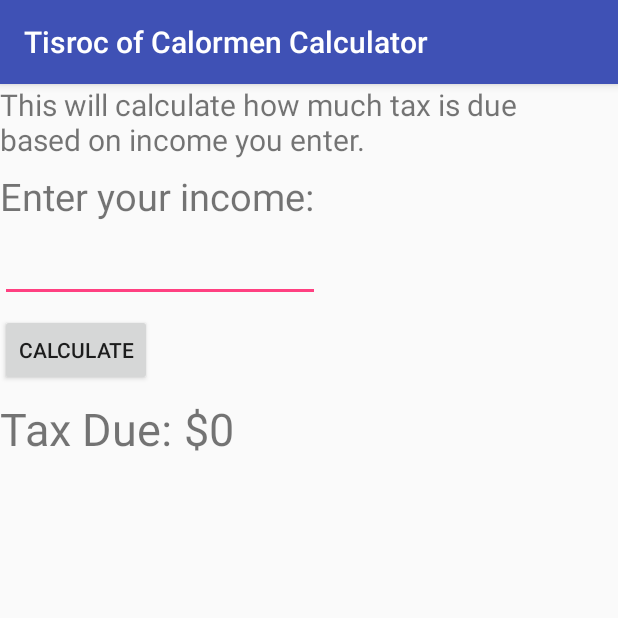
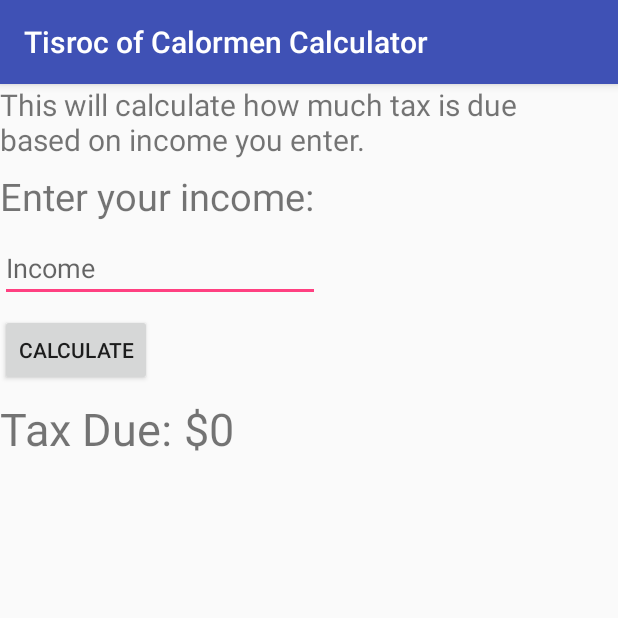
Before and after one commit to chetankhaik7527/CSC309, an Android app: the screen it shows after launch (MainActivity), on a phone screen of 412 x 824 dp, the top half of it. Run offline under Robolectric (Android 15) with nearby library versions, the phone set to English and light mode, and no system bars.

Commit message:
[A1] Add hint to income editbox

```diff
--- a/Assignment1/app/src/main/res/layout/activity_main.xml
+++ b/Assignment1/app/src/main/res/layout/activity_main.xml
@@ -31,11 +31,12 @@
         android:id="@+id/et_income"
         android:layout_width="wrap_content"
         android:layout_height="wrap_content"
+        android:layout_marginTop="8dp"
         android:ems="10"
+        android:hint="Income"
         android:inputType="number"
-        tools:layout_editor_absoluteX="16dp"
-        android:layout_marginTop="8dp"
-        app:layout_constraintTop_toBottomOf="@+id/tv_incomeLabel" />
+        app:layout_constraintTop_toBottomOf="@+id/tv_incomeLabel"
+        tools:layout_editor_absoluteX="16dp" />
 
     <Button
         android:id="@+id/btn_calculate"
```
